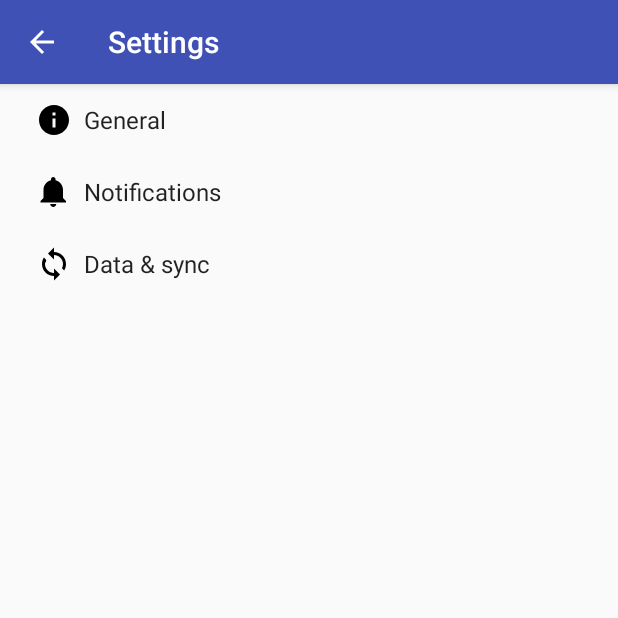
After one commit to erict4ng/StrokeVictimDrivingTest, an Android app: the Settings screen opened directly, with no data from a screen before it, on a phone screen of 412 x 824 dp, the top half of it. The commit adds this screen. Run offline under Robolectric (Android 15) with nearby library versions, the phone set to English and light mode, and no system bars.

Commit message:
added settings and the first test activity

```diff
--- a/app/build.gradle
+++ b/app/build.gradle
@@ -9,6 +9,7 @@
         versionCode 1
         versionName "1.0"
         testInstrumentationRunner "android.support.test.runner.AndroidJUnitRunner"
+        vectorDrawables.useSupportLibrary = true
     }
     buildTypes {
         release {
@@ -23,6 +24,8 @@
     implementation 'com.android.support:appcompat-v7:26.1.0'
     implementation 'com.android.support.constraint:constraint-layout:1.0.2'
     implementation 'com.android.support:design:26.1.0'
+    implementation 'com.android.support:support-v4:26.1.0'
+    implementation 'com.android.support:support-vector-drawable:26.1.0'
     testImplementation 'junit:junit:4.12'
     androidTestImplementation 'com.android.support.test:runner:1.0.1'
     androidTestImplementation 'com.android.support.test.espresso:espresso-core:3.0.1'
--- /dev/null
+++ b/app/src/main/java/com/example/eric/strokevictimdrivingtest/AppCompatPreferenceActivity.java
@@ -0,0 +1,109 @@
+package com.example.eric.strokevictimdrivingtest;
+
+import android.content.res.Configuration;
+import android.os.Bundle;
+import android.preference.PreferenceActivity;
+import android.support.annotation.LayoutRes;
+import android.support.annotation.Nullable;
+import android.support.v7.app.ActionBar;
+import android.support.v7.app.AppCompatDelegate;
+import android.support.v7.widget.Toolbar;
+import android.view.MenuInflater;
+import android.view.View;
+import android.view.ViewGroup;
+
+/**
+ * A {@link android.preference.PreferenceActivity} which implements and proxies the necessary calls
+ * to be used with AppCompat.
+ */
+public abstract class AppCompatPreferenceActivity extends PreferenceActivity {
+
+    private AppCompatDelegate mDelegate;
+
+    @Override
+    protected void onCreate(Bundle savedInstanceState) {
+        getDelegate().installViewFactory();
+        getDelegate().onCreate(savedInstanceState);
+        super.onCreate(savedInstanceState);
+    }
+
+    @Override
+    protected void onPostCreate(Bundle savedInstanceState) {
+        super.onPostCreate(savedInstanceState);
+        getDelegate().onPostCreate(savedInstanceState);
+    }
+
+    public ActionBar getSupportActionBar() {
+        return getDelegate().getSupportActionBar();
+    }
+
+    public void setSupportActionBar(@Nullable Toolbar toolbar) {
+        getDelegate().setSupportActionBar(toolbar);
+    }
+
+    @Override
+    public MenuInflater getMenuInflater() {
+        return getDelegate().getMenuInflater();
+    }
+
+    @Override
+    public void setContentView(@LayoutRes int layoutResID) {
+        getDelegate().setContentView(layoutResID);
+    }
+
+    @Override
+    public void setContentView(View view) {
+        getDelegate().setContentView(view);
+    }
+
+    @Override
+    public void setContentView(View view, ViewGroup.LayoutParams params) {
+        getDelegate().setContentView(view, params);
+    }
+
+    @Override
+    public void addContentView(View view, ViewGroup.LayoutParams params) {
+        getDelegate().addContentView(view, params);
+    }
+
+    @Override
+    protected void onPostResume() {
+        super.onPostResume();
+        getDelegate().onPostResume();
+    }
+
+    @Override
+    protected void onTitleChanged(CharSequence title, int color) {
+        super.onTitleChanged(title, color);
+        getDelegate().setTitle(title);
+    }
+
+    @Override
+    public void onConfigurationChanged(Configuration newConfig) {
+        super.onConfigurationChanged(newConfig);
+        getDelegate().onConfigurationChanged(newConfig);
+    }
+
+    @Override
+    protected void onStop() {
+        super.onStop();
+        getDelegate().onStop();
+    }
+
+    @Override
+    protected void onDestroy() {
+        super.onDestroy();
+        getDelegate().onDestroy();
+    }
+
+    public void invalidateOptionsMenu() {
+        getDelegate().invalidateOptionsMenu();
+    }
+
+    private AppCompatDelegate getDelegate() {
+        if (mDelegate == null) {
+            mDelegate = AppCompatDelegate.create(this, null);
+        }
+        return mDelegate;
+    }
+}
--- a/app/src/main/java/com/example/eric/strokevictimdrivingtest/StartMenu.java
+++ b/app/src/main/java/com/example/eric/strokevictimdrivingtest/StartMenu.java
@@ -41,6 +41,7 @@
     }
 
     public void start_test(View view) {
-
+        Intent intent = new Intent(this, FirstTest.class);
+        startActivity(intent);
     }
 }
--- /dev/null
+++ b/app/src/main/res/drawable/ic_info_black_24dp.xml
@@ -0,0 +1,9 @@
+<vector xmlns:android="http://schemas.android.com/apk/res/android"
+    android:width="24dp"
+    android:height="24dp"
+    android:viewportHeight="24.0"
+    android:viewportWidth="24.0">
+    <path
+        android:fillColor="#FF000000"
+        android:pathData="M12,2C6.48,2 2,6.48 2,12s4.48,10 10,10 10,-4.48 10,-10S17.52,2 12,2zm1,15h-2v-6h2v6zm0,-8h-2V7h2v2z" />
+</vector>
--- /dev/null
+++ b/app/src/main/res/drawable/ic_notifications_black_24dp.xml
@@ -0,0 +1,9 @@
+<vector xmlns:android="http://schemas.android.com/apk/res/android"
+    android:width="24dp"
+    android:height="24dp"
+    android:viewportHeight="24.0"
+    android:viewportWidth="24.0">
+    <path
+        android:fillColor="#FF000000"
+        android:pathData="M11.5,22c1.1,0 2,-0.9 2,-2h-4c0,1.1 0.9,2 2,2zm6.5,-6v-5.5c0,-3.07 -2.13,-5.64 -5,-6.32V3.5c0,-0.83 -0.67,-1.5 -1.5,-1.5S10,2.67 10,3.5v0.68c-2.87,0.68 -5,3.25 -5,6.32V16l-2,2v1h17v-1l-2,-2z" />
+</vector>
--- /dev/null
+++ b/app/src/main/res/drawable/ic_sync_black_24dp.xml
@@ -0,0 +1,9 @@
+<vector xmlns:android="http://schemas.android.com/apk/res/android"
+    android:width="24dp"
+    android:height="24dp"
+    android:viewportHeight="24.0"
+    android:viewportWidth="24.0">
+    <path
+        android:fillColor="#FF000000"
+        android:pathData="M12 4V1L8 5l4 4V6c3.31 0 6 2.69 6 6 0 1.01,-00.25 1.97,-000.7 2.8l1.46 1.46C19.54 15.03 20 13.57 20 12c0,-4.42,-3.58,-8,-8,-8zm0 14c-3.31 0,-6,-2.69,-6,-6 0,-1.0,1.25,-1.97,0.7,-2.8L5.24 7.74C4.46 8.97 4 10.43 4 12c0 4.42 3.58 8 8 8v3l4,-4,-4,-4v3z" />
+</vector>
--- a/app/src/main/res/values/strings.xml
+++ b/app/src/main/res/values/strings.xml
@@ -2,4 +2,77 @@
     <string name="app_name">Stroke Victim Driving Test</string>
     <string name="action_settings">Settings</string>
     <string name="start_button">Start Tests</string>
+    <string name="title_activity_settings">Settings</string>
+
+    <!-- Strings related to Settings -->
+
+    <!-- Example General settings -->
+    <string name="pref_header_general">General</string>
+
+    <string name="pref_title_social_recommendations">Enable social recommendations</string>
+    <string name="pref_description_social_recommendations">Recommendations for people to contact
+        based on your message history
+    </string>
+
+    <string name="pref_title_display_name">Display name</string>
+    <string name="pref_default_display_name">John Smith</string>
+
+    <string name="pref_title_add_friends_to_messages">Add friends to messages</string>
+    <string-array name="pref_example_list_titles">
+        <item>Always</item>
+        <item>When possible</item>
+        <item>Never</item>
+    </string-array>
+    <string-array name="pref_example_list_values">
+        <item>1</item>
+        <item>0</item>
+        <item>-1</item>
+    </string-array>
+
+    <!-- Example settings for Data & Sync -->
+    <string name="pref_header_data_sync">Data &amp; sync</string>
+
+    <string name="pref_title_sync_frequency">Sync frequency</string>
+    <string-array name="pref_sync_frequency_titles">
+        <item>15 minutes</item>
+        <item>30 minutes</item>
+        <item>1 hour</item>
+        <item>3 hours</item>
+        <item>6 hours</item>
+        <item>Never</item>
+    </string-array>
+    <string-array name="pref_sync_frequency_values">
+        <item>15</item>
+        <item>30</item>
+        <item>60</item>
+        <item>180</item>
+        <item>360</item>
+        <item>-1</item>
+    </string-array>
+
+    <string-array name="list_preference_entries">
+        <item>Entry 1</item>
+        <item>Entry 2</item>
+        <item>Entry 3</item>
+    </string-array>
+
+    <string-array name="list_preference_entry_values">
+        <item>1</item>
+        <item>2</item>
+        <item>3</item>
+    </string-array>
+
+    <string-array name="multi_select_list_preference_default_value" />
+
+    <string name="pref_title_system_sync_settings">System sync settings</string>
+
+    <!-- Example settings for Notifications -->
+    <string name="pref_header_notifications">Notifications</string>
+
+    <string name="pref_title_new_message_notifications">New message notifications</string>
+
+    <string name="pref_title_ringtone">Ringtone</string>
+    <string name="pref_ringtone_silent">Silent</string>
+
+    <string name="pref_title_vibrate">Vibrate</string>
 </resources>
--- /dev/null
+++ b/app/src/main/res/xml/pref_data_sync.xml
@@ -0,0 +1,21 @@
+<PreferenceScreen xmlns:android="http://schemas.android.com/apk/res/android">
+
+    <!-- NOTE: Hide buttons to simplify the UI. Users can touch outside the dialog to
+         dismiss it. -->
+    <!-- NOTE: ListPreference's summary should be set to its value by the activity code. -->
+    <ListPreference
+        android:defaultValue="180"
+        android:entries="@array/pref_sync_frequency_titles"
+        android:entryValues="@array/pref_sync_frequency_values"
+        android:key="sync_frequency"
+        android:negativeButtonText="@null"
+        android:positiveButtonText="@null"
+        android:title="@string/pref_title_sync_frequency" />
+
+    <!-- This preference simply launches an intent when selected. Use this UI sparingly, per
+         design guidelines. -->
+    <Preference android:title="@string/pref_title_system_sync_settings">
+        <intent android:action="android.settings.SYNC_SETTINGS" />
+    </Preference>
+
+</PreferenceScreen>
--- /dev/null
+++ b/app/src/main/res/xml/pref_general.xml
@@ -0,0 +1,33 @@
+<PreferenceScreen xmlns:android="http://schemas.android.com/apk/res/android">
+
+    <SwitchPreference
+        android:defaultValue="true"
+        android:key="example_switch"
+        android:summary="@string/pref_description_social_recommendations"
+        android:title="@string/pref_title_social_recommendations" />
+
+    <!-- NOTE: EditTextPreference accepts EditText attributes. -->
+    <!-- NOTE: EditTextPreference's summary should be set to its value by the activity code. -->
+    <EditTextPreference
+        android:capitalize="words"
+        android:defaultValue="@string/pref_default_display_name"
+        android:inputType="textCapWords"
+        android:key="example_text"
+        android:maxLines="1"
+        android:selectAllOnFocus="true"
+        android:singleLine="true"
+        android:title="@string/pref_title_display_name" />
+
+    <!-- NOTE: Hide buttons to simplify the UI. Users can touch outside the dialog to
+         dismiss it. -->
+    <!-- NOTE: ListPreference's summary should be set to its value by the activity code. -->
+    <ListPreference
+        android:defaultValue="-1"
+        android:entries="@array/pref_example_list_titles"
+        android:entryValues="@array/pref_example_list_values"
+        android:key="example_list"
+        android:negativeButtonText="@null"
+        android:positiveButtonText="@null"
+        android:title="@string/pref_title_add_friends_to_messages" />
+
+</PreferenceScreen>
--- /dev/null
+++ b/app/src/main/res/xml/pref_headers.xml
@@ -0,0 +1,20 @@
+<preference-headers xmlns:android="http://schemas.android.com/apk/res/android">
+
+    <!-- These settings headers are only used on tablets. -->
+
+    <header
+        android:fragment="com.example.eric.strokevictimdrivingtest.Settings$GeneralPreferenceFragment"
+        android:icon="@drawable/ic_info_black_24dp"
+        android:title="@string/pref_header_general" />
+
+    <header
+        android:fragment="com.example.eric.strokevictimdrivingtest.Settings$NotificationPreferenceFragment"
+        android:icon="@drawable/ic_notifications_black_24dp"
+        android:title="@string/pref_header_notifications" />
+
+    <header
+        android:fragment="com.example.eric.strokevictimdrivingtest.Settings$DataSyncPreferenceFragment"
+        android:icon="@drawable/ic_sync_black_24dp"
+        android:title="@string/pref_header_data_sync" />
+
+</preference-headers>
--- /dev/null
+++ b/app/src/main/res/xml/pref_notification.xml
@@ -0,0 +1,27 @@
+<PreferenceScreen xmlns:android="http://schemas.android.com/apk/res/android">
+
+    <!-- A 'parent' preference, which enables/disables child preferences (below)
+         when checked/unchecked. -->
+    <SwitchPreference
+        android:defaultValue="true"
+        android:key="notifications_new_message"
+        android:title="@string/pref_title_new_message_notifications" />
+
+    <!-- Allows the user to choose a ringtone in the 'notification' category. -->
+    <!-- NOTE: This preference will be enabled only when the checkbox above is checked. -->
+    <!-- NOTE: RingtonePreference's summary should be set to its value by the activity code. -->
+    <RingtonePreference
+        android:defaultValue="content://settings/system/notification_sound"
+        android:dependency="notifications_new_message"
+        android:key="notifications_new_message_ringtone"
+        android:ringtoneType="notification"
+        android:title="@string/pref_title_ringtone" />
+
+    <!-- NOTE: This preference will be enabled only when the checkbox above is checked. -->
+    <SwitchPreference
+        android:defaultValue="true"
+        android:dependency="notifications_new_message"
+        android:key="notifications_new_message_vibrate"
+        android:title="@string/pref_title_vibrate" />
+
+</PreferenceScreen>
```
Also changed, not shown: app/src/main/AndroidManifest.xml (+9 -0 lines), app/src/main/java/com/example/eric/strokevictimdrivingtest/FirstTest.java (added, +13 -0 lines), app/src/main/java/com/example/eric/strokevictimdrivingtest/Settings.java (added, +267 -0 lines), app/src/main/res/layout/activity_first_test.xml (added, +9 -0 lines).
